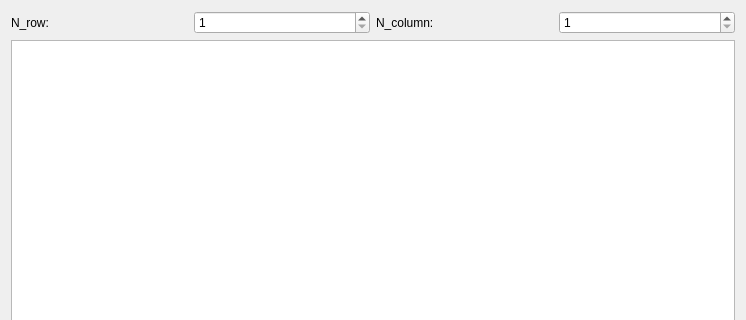
Above: pyleecan/GUI/Tools/WTableData/DTableData.ui from Eomys/pyleecan before the change; both pictures show x 0 to 746 and y 0 to 320 of the 746 by 536 pixel window. Below: the same form after it.
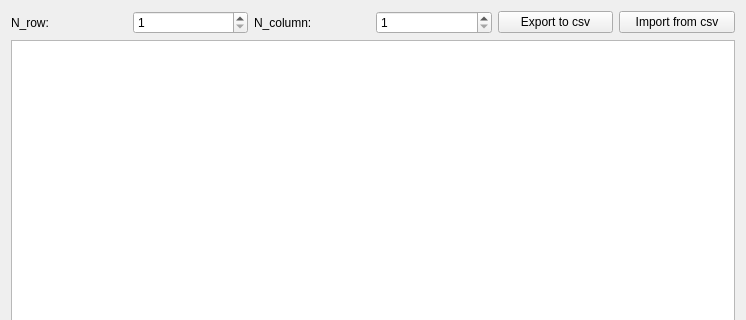
That is the form after the change.

Commit message: [NF] Import / Export / Header for DTableData + Adding tests

```diff
--- a/pyleecan/GUI/Tools/WTableData/DTableData.ui
+++ b/pyleecan/GUI/Tools/WTableData/DTableData.ui
@@ -50,6 +50,20 @@
        </property>
       </widget>
      </item>
+     <item>
+      <widget class="QPushButton" name="b_export">
+       <property name="text">
+        <string>Export to csv</string>
+       </property>
+      </widget>
+     </item>
+     <item>
+      <widget class="QPushButton" name="b_import">
+       <property name="text">
+        <string>Import from csv</string>
+       </property>
+      </widget>
+     </item>
     </layout>
    </item>
    <item>
```
The commit also changes 3 other files.
